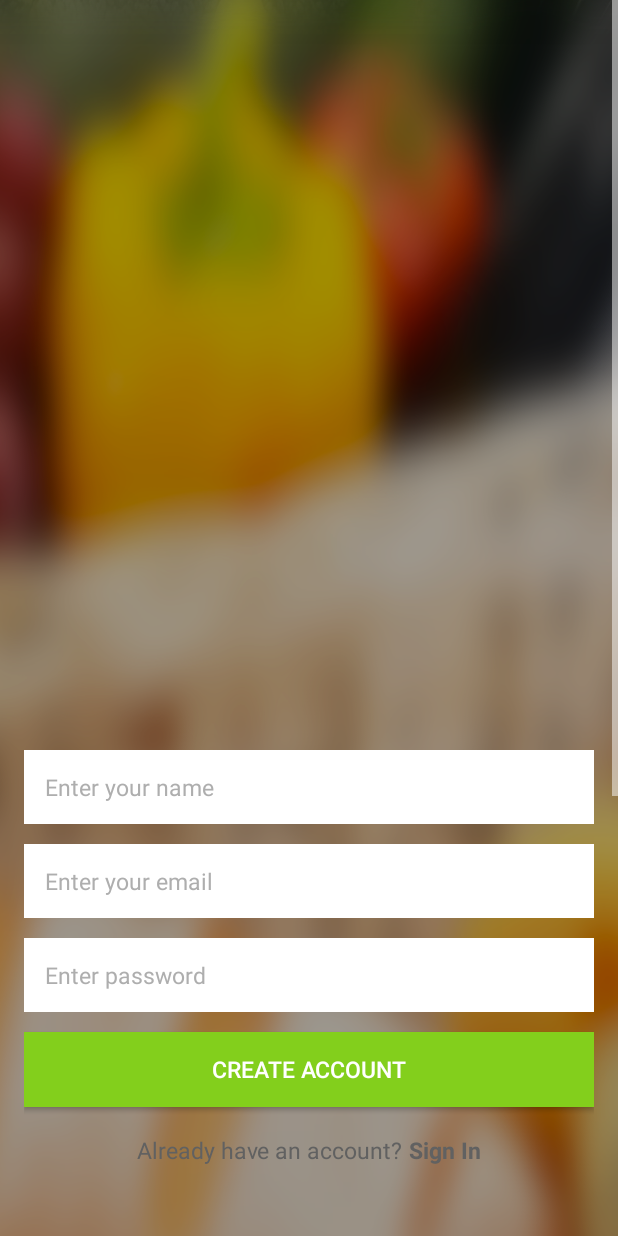
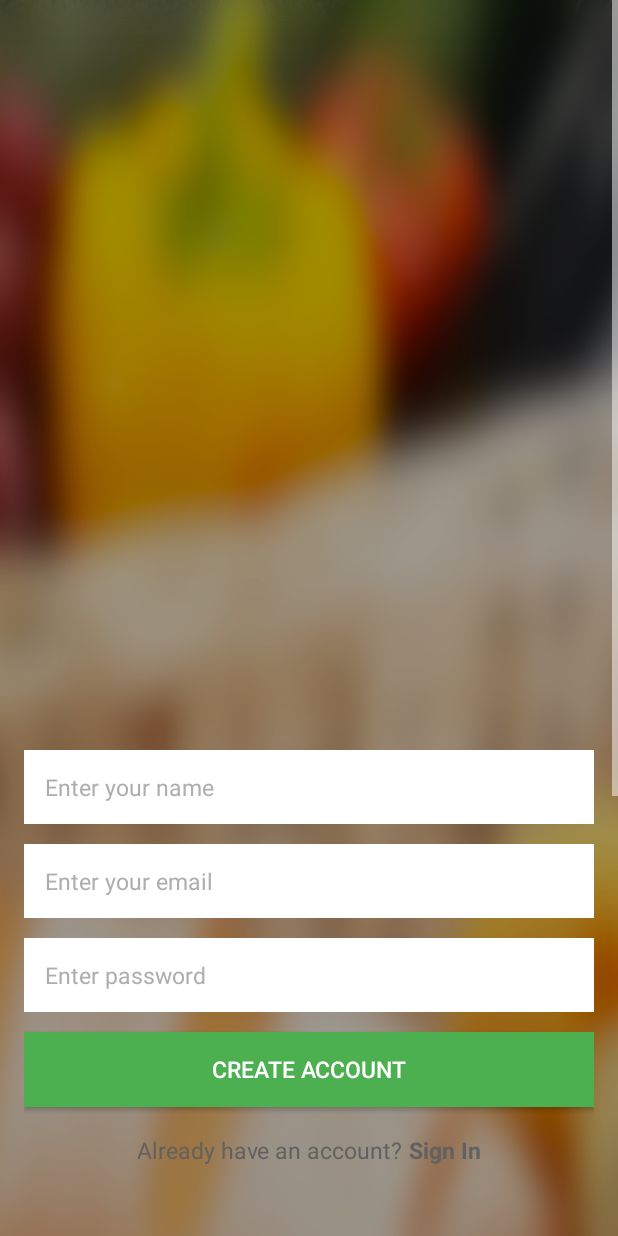
Before and after one commit to arora-aman/Shop-with-Friends, an Android app: the CreateAccountActivity screen opened directly, with no data from a screen before it, on a phone screen of 412 x 824 dp. Run offline under Robolectric (Android 15) with nearby library versions, the phone set to English and light mode, and no system bars; our stand-ins replace Firebase (no records; nobody signed in at launch, a user with empty details on screens opened directly); 2 statements that could not run were skipped.

Commit message:
New Design

```diff
--- a/app/src/main/res/values-v21/styles.xml
+++ b/app/src/main/res/values-v21/styles.xml
@@ -4,6 +4,6 @@
         <item name="android:layout_margin">16dp</item>
         <item name="fabSize">normal</item>
         <item name="rippleColor">@android:color/white</item>
-        <item name="backgroundTint">@color/primary</item>
+        <item name="backgroundTint">@color/primary_dark</item>
     </style>
 </resources>
--- a/app/src/main/res/values-v21/themes.xml
+++ b/app/src/main/res/values-v21/themes.xml
@@ -7,8 +7,8 @@
     <style name="AppTheme.Base" parent="Theme.AppCompat.Light.NoActionBar">
         <item name="android:colorBackground">@color/background_material_light</item>
         <item name="colorPrimary">@color/primary</item>
-        <item name="colorPrimaryDark">@color/dark_green</item>
-        <item name="colorAccent">@color/dark_green</item>
+        <item name="colorPrimaryDark">@color/status_bar</item>
+        <item name="colorAccent">@color/status_bar</item>
         <item name="android:textColorPrimary">@android:color/white</item>
         <item name="android:textColorSecondary">#fcfcfc</item>
     </style>
--- a/app/src/main/res/values/colors.xml
+++ b/app/src/main/res/values/colors.xml
@@ -1,15 +1,15 @@
 <?xml version="1.0" encoding="utf-8"?>
 <resources>
     <color name="grey">#EDEEEF</color>
-    <color name="dark_green">#388E3C</color>
+    <color name="status_bar">#3c8c40</color>
 
     <color name="dark_grey">#AEAEAE</color>
 
     <color name="accent">#DF4A32</color>
 
-    <color name="primary">#83CF1C</color>
-    <color name="primary_dark">#5AB831</color>
-    <color name="primary_light">#DCEDC8</color>
+    <color name="primary">#4caf50</color>
+    <color name="primary_dark">#ff1744</color>
+    <color name="primary_light">#5db761</color>
 
     <color name="light_black">#747474</color>
     <color name="black">#616161</color>
--- a/app/src/main/res/values/styles.xml
+++ b/app/src/main/res/values/styles.xml
@@ -35,7 +35,7 @@
         <item name="android:layout_margin">0dp</item>
         <item name="fabSize">normal</item>
         <item name="rippleColor">@android:color/white</item>
-        <item name="backgroundTint">@color/primary</item>
+        <item name="backgroundTint">@color/primary_dark</item>
     </style>
 
     <style name="AppTheme.AppBarOverlay" parent="ThemeOverlay.AppCompat.Dark.ActionBar" />
--- a/app/src/main/res/values/themes.xml
+++ b/app/src/main/res/values/themes.xml
@@ -7,7 +7,7 @@
     <style name="AppTheme.Base" parent="Theme.AppCompat.Light.NoActionBar">
         <item name="colorPrimary">@color/primary</item>
         <item name="colorPrimaryDark">@color/primary_dark</item>
-        <item name="colorAccent">@color/dark_green</item>
+        <item name="colorAccent">@color/status_bar</item>
         <item name="android:colorBackground">@color/primary</item>
         <item name="android:textColorPrimary">@android:color/white</item>
         <item name="android:textColorSecondary">#fcfcfc</item>
```
Also changed, not shown: app/src/main/res/layout/activity_active_lists_details.xml (+5 -2 lines), app/src/main/res/layout/single_active_list_item.xml (+10 -2 lines).
